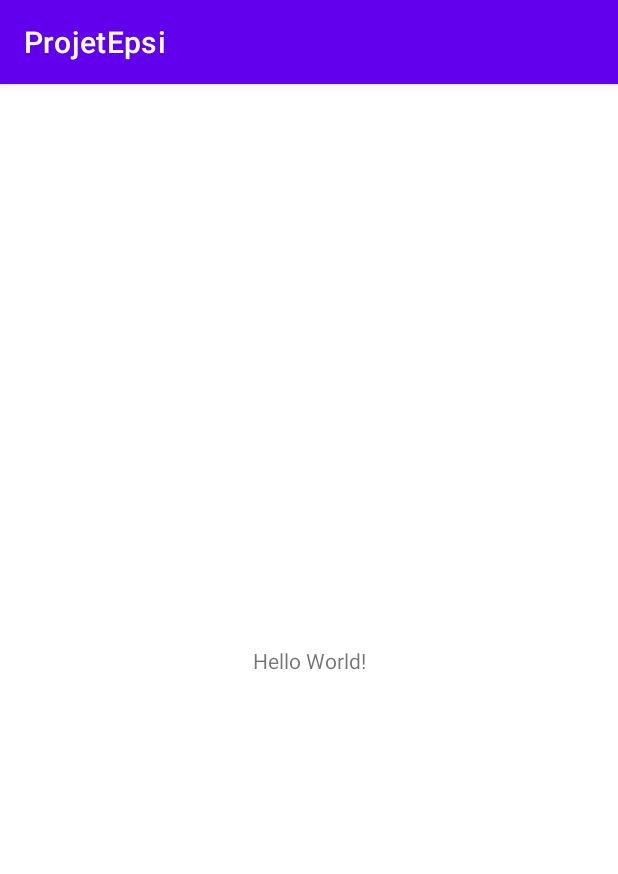
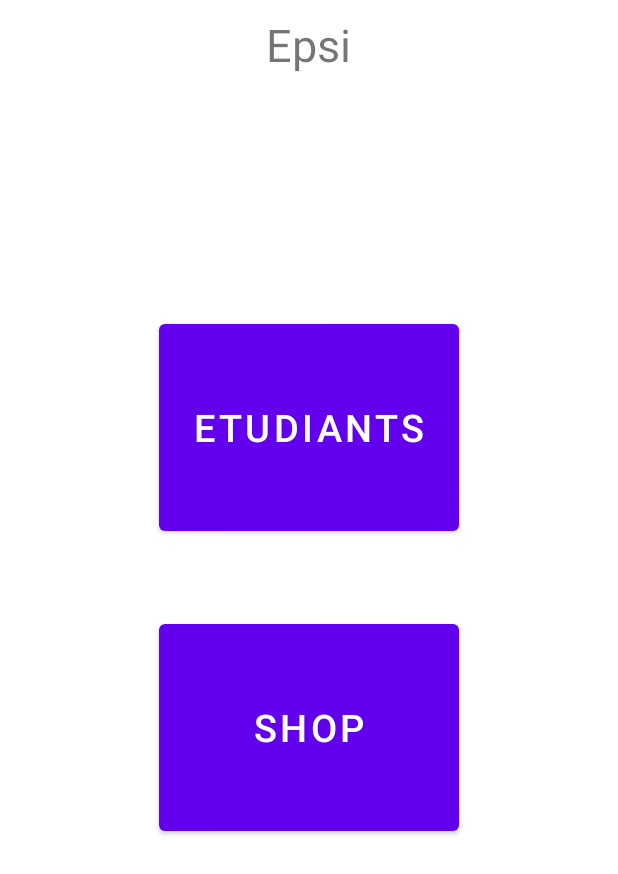
Before and after one commit to LoicLabaisse/ProjetAndroidStudio, an Android app: the screen it shows after launch (MainActivity), on a phone screen of 412 x 824 dp. Shown: the top 874 px of the screen. Run offline under Robolectric (Android 15) with nearby library versions, the phone set to English and light mode, and no system bars.

Commit message:
add BaseActivity and SplashActivity , starting the menu on main

```diff
--- a/app/build.gradle
+++ b/app/build.gradle
@@ -40,4 +40,6 @@ dependencies {
     testImplementation 'junit:junit:4.+'
     androidTestImplementation 'androidx.test.ext:junit:1.1.3'
     androidTestImplementation 'androidx.test.espresso:espresso-core:3.4.0'
+    implementation 'com.squareup.picasso:picasso:2.71828'
+    implementation("com.squareup.okhttp3:okhttp:4.9.0")
 }
--- a/app/src/main/java/fr/epsi/projetepsi/MainActivity.kt
+++ b/app/src/main/java/fr/epsi/projetepsi/MainActivity.kt
@@ -3,7 +3,7 @@ package fr.epsi.projetepsi
 import androidx.appcompat.app.AppCompatActivity
 import android.os.Bundle
 
-class MainActivity : AppCompatActivity() {
+class MainActivity : BaseActivity() {
     override fun onCreate(savedInstanceState: Bundle?) {
         super.onCreate(savedInstanceState)
         setContentView(R.layout.activity_main)
--- a/app/src/main/java/fr/epsi/projetepsi/SplashActivity.kt
+++ b/app/src/main/java/fr/epsi/projetepsi/SplashActivity.kt
@@ -1,11 +1,19 @@
 package fr.epsi.projetepsi
 
+import android.content.Intent
 import androidx.appcompat.app.AppCompatActivity
 import android.os.Bundle
+import android.os.Handler
+import android.os.Looper
 
 class SplashActivity : AppCompatActivity() {
     override fun onCreate(savedInstanceState: Bundle?) {
         super.onCreate(savedInstanceState)
         setContentView(R.layout.activity_splash)
+        Handler(Looper.getMainLooper()).postDelayed(Runnable {
+            val newIntent=Intent(application,MainActivity::class.java)
+            startActivity(newIntent)
+            finish()
+        },2000)
     }
 }
--- a/app/src/main/res/layout/activity_main.xml
+++ b/app/src/main/res/layout/activity_main.xml
@@ -1,18 +1,44 @@
 <?xml version="1.0" encoding="utf-8"?>
-<androidx.constraintlayout.widget.ConstraintLayout xmlns:android="http://schemas.android.com/apk/res/android"
-    xmlns:app="http://schemas.android.com/apk/res-auto"
+<LinearLayout xmlns:android="http://schemas.android.com/apk/res/android"
     xmlns:tools="http://schemas.android.com/tools"
     android:layout_width="match_parent"
+    android:orientation="vertical"
     android:layout_height="match_parent"
     tools:context=".MainActivity">
 
-    <TextView
-        android:layout_width="wrap_content"
-        android:layout_height="wrap_content"
-        android:text="Hello World!"
-        app:layout_constraintBottom_toBottomOf="parent"
-        app:layout_constraintLeft_toLeftOf="parent"
-        app:layout_constraintRight_toRightOf="parent"
-        app:layout_constraintTop_toTopOf="parent" />
+    <include
+        layout="@layout/layout_header"
+        android:layout_width="match_parent"
+        android:layout_height="wrap_content"/>
 
-</androidx.constraintlayout.widget.ConstraintLayout>
+    <ScrollView
+        android:layout_width="match_parent"
+        android:layout_height="match_parent">
+
+        <LinearLayout
+            android:layout_width="match_parent"
+            android:layout_height="wrap_content"
+            android:orientation="vertical">
+
+            <Button
+                android:id="@+id/buttonStudents"
+                android:layout_width="200dp"
+                android:layout_height="150dp"
+                android:layout_gravity="center"
+                android:layout_marginTop="150dp"
+                android:text="@string/etudiants_main"
+                android:textSize="25sp" />
+
+            <Button
+                android:id="@+id/buttonShop"
+                android:layout_width="200dp"
+                android:layout_height="150dp"
+                android:layout_gravity="center_vertical|center_horizontal"
+                android:layout_marginTop="50dp"
+                android:text="@string/shop_main"
+                android:textSize="25sp" />
+        </LinearLayout>
+    </ScrollView>
+
+
+</LinearLayout>
--- /dev/null
+++ b/app/src/main/res/layout/layout_header.xml
@@ -0,0 +1,30 @@
+<?xml version="1.0" encoding="utf-8"?>
+<LinearLayout xmlns:android="http://schemas.android.com/apk/res/android"
+    xmlns:app="http://schemas.android.com/apk/res-auto"
+    android:orientation="vertical"
+    android:layout_width="match_parent"
+    android:layout_height="match_parent">
+
+    <RelativeLayout
+        android:layout_width="match_parent"
+        android:layout_height="60dp">
+
+        <ImageView
+            android:id="@+id/imageViewBack"
+            android:layout_width="40dp"
+            android:layout_height="40dp"
+            android:visibility="gone"
+            android:layout_centerVertical="true"
+            android:layout_marginLeft="10dp"
+            app:srcCompat="@drawable/logo_back"/>
+
+        <TextView
+            android:id="@+id/textViewTitle"
+            android:layout_width="wrap_content"
+            android:layout_height="wrap_content"
+            android:text="@string/title_epsi"
+            android:layout_centerInParent="true"
+            android:textSize="30sp"/>
+    </RelativeLayout>
+
+</LinearLayout>
--- a/app/src/main/res/values/strings.xml
+++ b/app/src/main/res/values/strings.xml
@@ -1,3 +1,6 @@
 <resources>
     <string name="app_name">ProjetEpsi</string>
+    <string name="title_epsi">Epsi</string>
+    <string name="etudiants_main">Etudiants</string>
+    <string name="shop_main">Shop</string>
 </resources>
--- a/app/src/main/res/values/themes.xml
+++ b/app/src/main/res/values/themes.xml
@@ -1,6 +1,6 @@
 <resources xmlns:tools="http://schemas.android.com/tools">
     <!-- Base application theme. -->
-    <style name="Theme.ProjetEpsi" parent="Theme.MaterialComponents.DayNight.DarkActionBar">
+    <style name="Theme.ProjetEpsi" parent="Theme.MaterialComponents.DayNight.NoActionBar">
         <!-- Primary brand color. -->
         <item name="colorPrimary">@color/purple_500</item>
         <item name="colorPrimaryVariant">@color/purple_700</item>
```
Also changed, not shown: app/src/main/AndroidManifest.xml (+9 -7 lines), app/src/main/java/fr/epsi/projetepsi/BaseActivity.kt (+16 -4 lines), app/src/main/res/layout/activity_splash.xml (+22 -2 lines), app/src/main/res/drawable/logo_back.png (added), app/src/main/res/drawable/logo_epsi.png (added).
